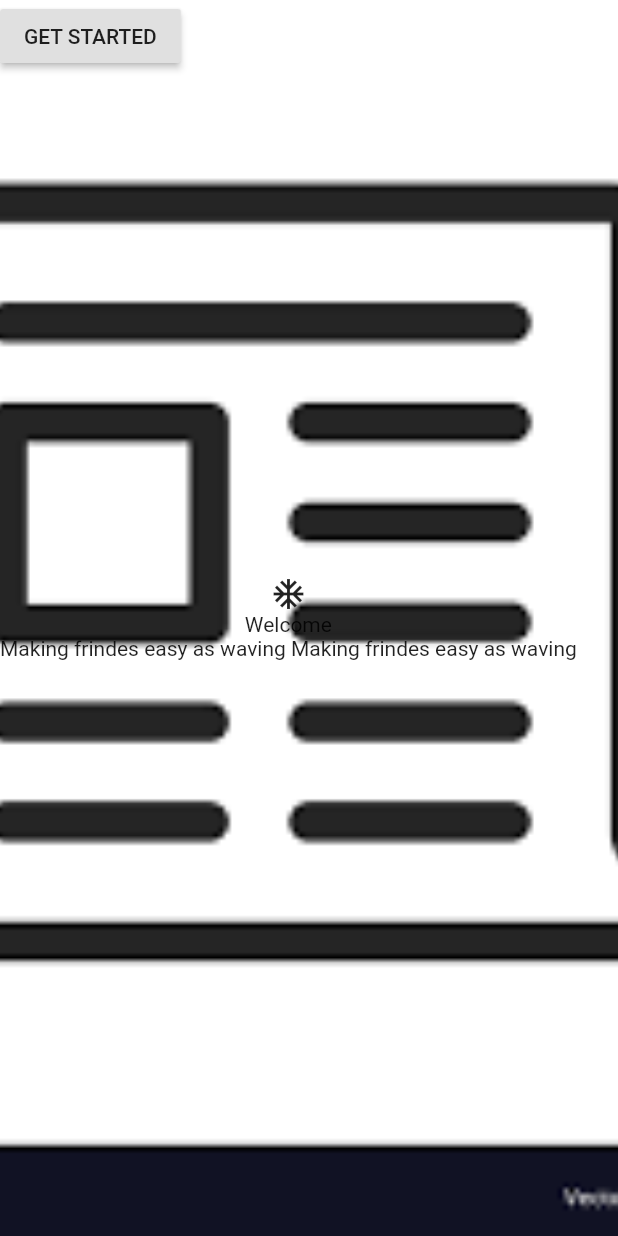
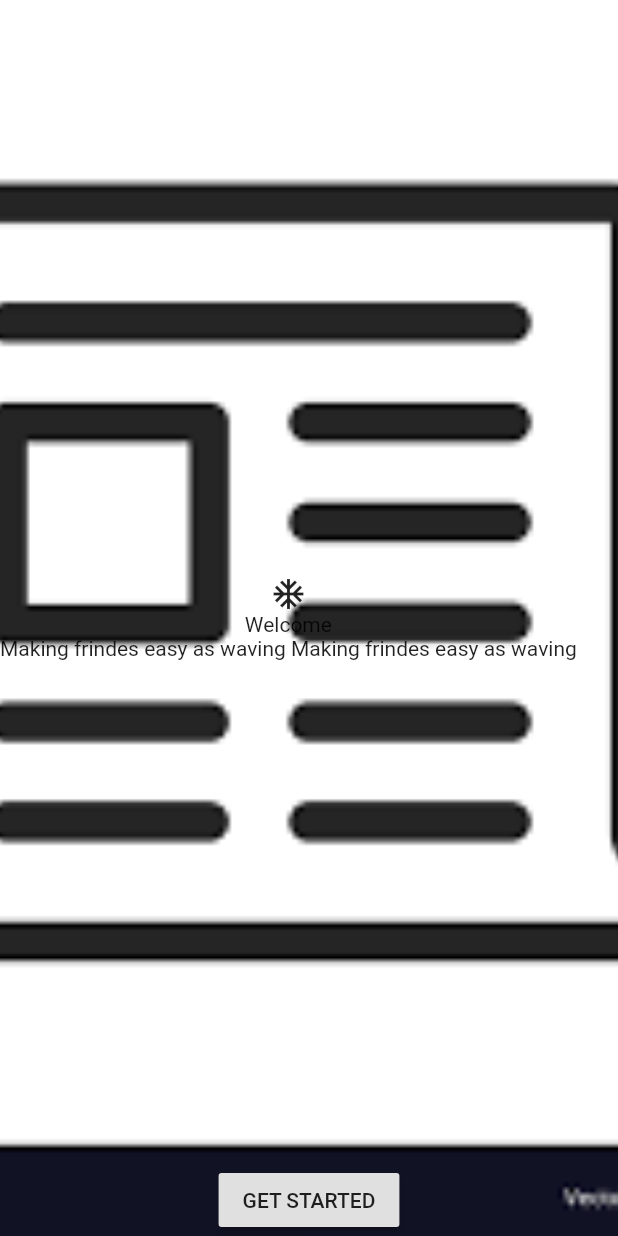
Before and after one commit to Mohammedazzam/flutter_app_003, a Flutter app: the screen it shows after launch, on a phone screen of 412 x 824 dp. Run offline on Flutter 3.47's test engine with Material 2 defaults, Android fonts, the phone set to English and light mode, and no system bars.

Commit message:
7.8(قام بوضع الزر في الأسفل والمنتصف)

```diff
--- a/lib/onboarding.dart
+++ b/lib/onboarding.dart
@@ -39,9 +39,12 @@ class _OnBoardingState extends State<OnBoarding> {
             },
             itemCount: 4,
           ),
-          RaisedButton(
-            child: Text('GET STARTED'),
-            onPressed: (){},
+          Align(//بمعنى المحاذاه
+            alignment: Alignment.bottomCenter,
+            child: RaisedButton(
+              child: Text('GET STARTED'),
+              onPressed: (){}, //بمعنى عند الدعس
+            ),
           )
         ],
       ),
```
